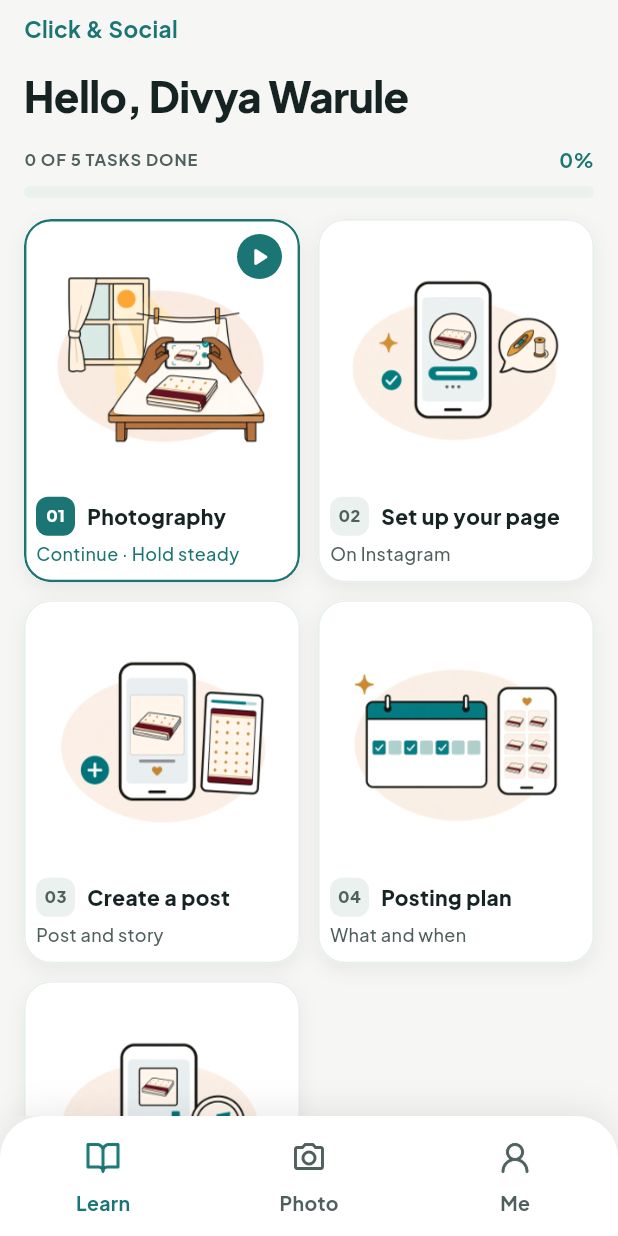
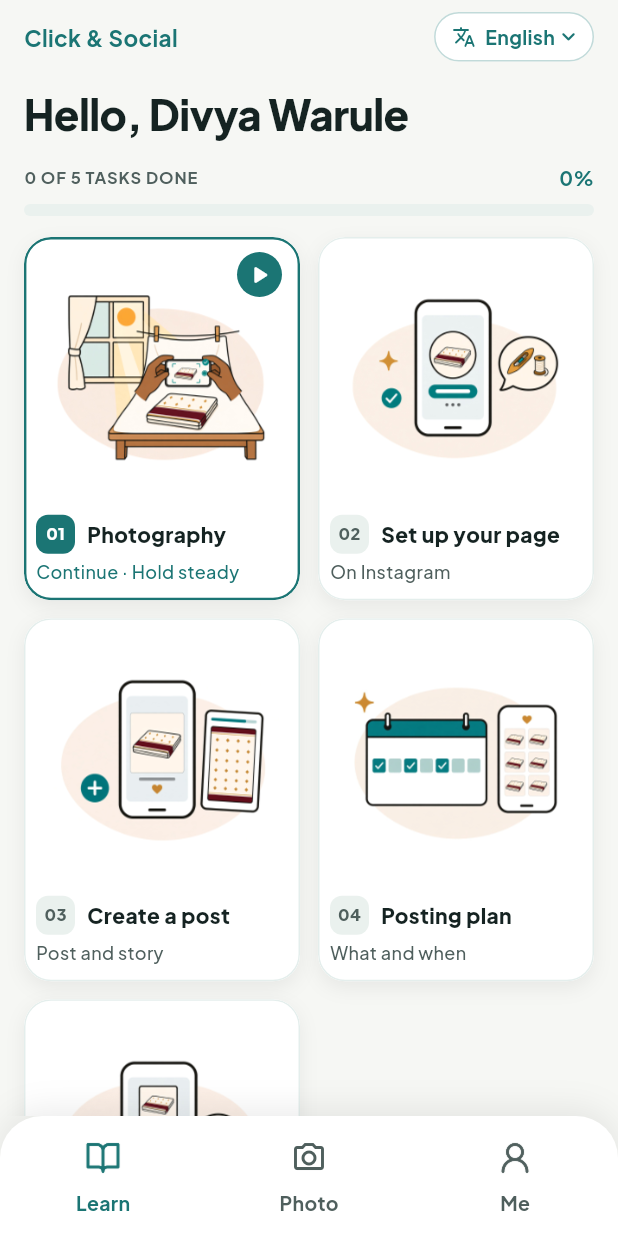
Before and after one commit to waruledivya1411/Artisanal_App, a Flutter app: the LearnHomeScreen screen opened directly with empty values, on a phone screen of 412 x 824 dp. Run offline on Flutter 3.47's test engine with Material 3 defaults, Android fonts, the phone set to English and light mode, and no system bars; our stand-ins replace camera, google_fonts, image_picker; missing offline and left inert: dart:html, gal.

Commit message:
Change language from Learn
A language button on the Learn home opens the language page with the
current language ticked; Continue switches the whole app and returns to
Learn, and Back leaves the language as it was.

Co-Authored-By: Claude Opus 5.5 <noreply@anthropic.com>

```diff
--- a/lib/features/learn/screens/learn_home_screen.dart
+++ b/lib/features/learn/screens/learn_home_screen.dart
@@ -7,6 +7,7 @@ import 'package:artisnal_app/features/learn/data/learn_progress.dart';
 import 'package:artisnal_app/features/learn/data/learn_task_chain.dart';
 import 'package:artisnal_app/features/learn/data/learn_tasks.dart';
 import 'package:artisnal_app/features/me/screens/me_screen.dart';
+import 'package:artisnal_app/features/onboarding/screens/language_picker_screen.dart';
 import 'package:artisnal_app/features/learn/screens/photo_access_screen.dart';
 import 'package:artisnal_app/features/learn/screens/choose_content_type_screen.dart';
 import 'package:artisnal_app/core/widgets/sharp_image.dart';
@@ -159,6 +160,8 @@ class _LearnHomeScreenState extends State<LearnHomeScreen> {
                         locale: widget.locale,
                         text: tr(LearnHomeScreen.spoken),
                       ),
+                      onLanguage: () =>
+                          _open(const LanguagePickerScreen(changing: true)),
                     ),
                     const SizedBox(height: 18),
                     Text(
@@ -244,23 +247,75 @@ class _LearnHomeScreenState extends State<LearnHomeScreen> {
 }
 
 class _Header extends StatelessWidget {
-  const _Header({required this.onSpeak});
+  const _Header({required this.onSpeak, required this.onLanguage});
 
   final VoidCallback onSpeak;
+  final VoidCallback onLanguage;
 
   @override
   Widget build(BuildContext context) {
     return Row(
       children: [
-        Text(
-          tr('Click & Social'),
-          style: appType(
-            color: LearnHomeScreen.teal,
-            fontSize: 15,
-            fontWeight: FontWeight.w700,
+        Expanded(
+          child: Text(
+            tr('Click & Social'),
+            overflow: TextOverflow.ellipsis,
+            style: appType(
+              color: LearnHomeScreen.teal,
+              fontSize: 15,
+              fontWeight: FontWeight.w700,
+            ),
           ),
         ),
+        _LanguageButton(onTap: onLanguage),
       ],
+    );
+  }
+}
+
+/// The language in use, by its own name; tapping it opens the language page
+/// to change it.
+class _LanguageButton extends StatelessWidget {
+  const _LanguageButton({required this.onTap});
+
+  final VoidCallback onTap;
+
+  @override
+  Widget build(BuildContext context) {
+    return Material(
+      color: Colors.white,
+      shape: const StadiumBorder(side: BorderSide(color: Color(0xFFC1DAD9))),
+      child: InkWell(
+        onTap: onTap,
+        customBorder: const StadiumBorder(),
+        child: Padding(
+          padding: const EdgeInsets.fromLTRB(12, 7, 8, 7),
+          child: Row(
+            mainAxisSize: MainAxisSize.min,
+            children: [
+              const Icon(
+                Icons.translate_rounded,
+                color: LearnHomeScreen.teal,
+                size: 16,
+              ),
+              const SizedBox(width: 6),
+              Text(
+                LanguagePickerScreen.nativeName(AppLang.current),
+                style: appType(
+                  color: LearnHomeScreen.teal,
+                  fontSize: 13,
+                  fontWeight: FontWeight.w700,
+                ),
+              ),
+              const Icon(
+                Icons.expand_more_rounded,
+                color: LearnHomeScreen.teal,
+                size: 18,
+              ),
+            ],
+          ),
+        ),
+      ),
     );
   }
 }
```
Also changed, not shown: lib/features/onboarding/screens/language_picker_screen.dart (+55 -13 lines).
